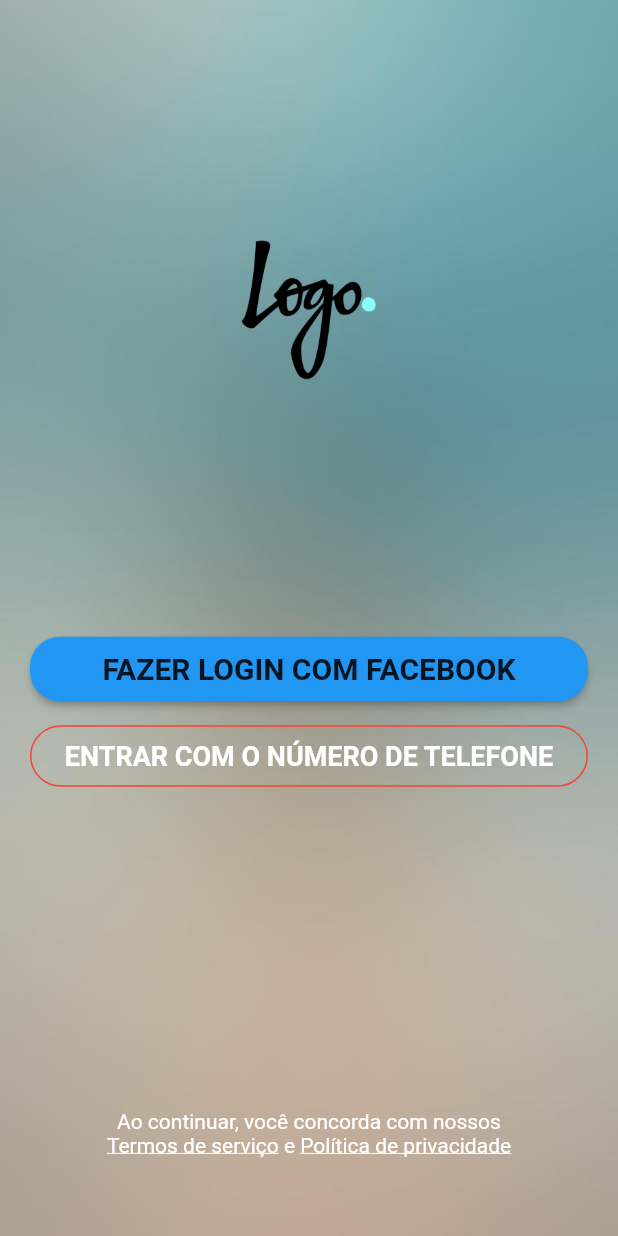
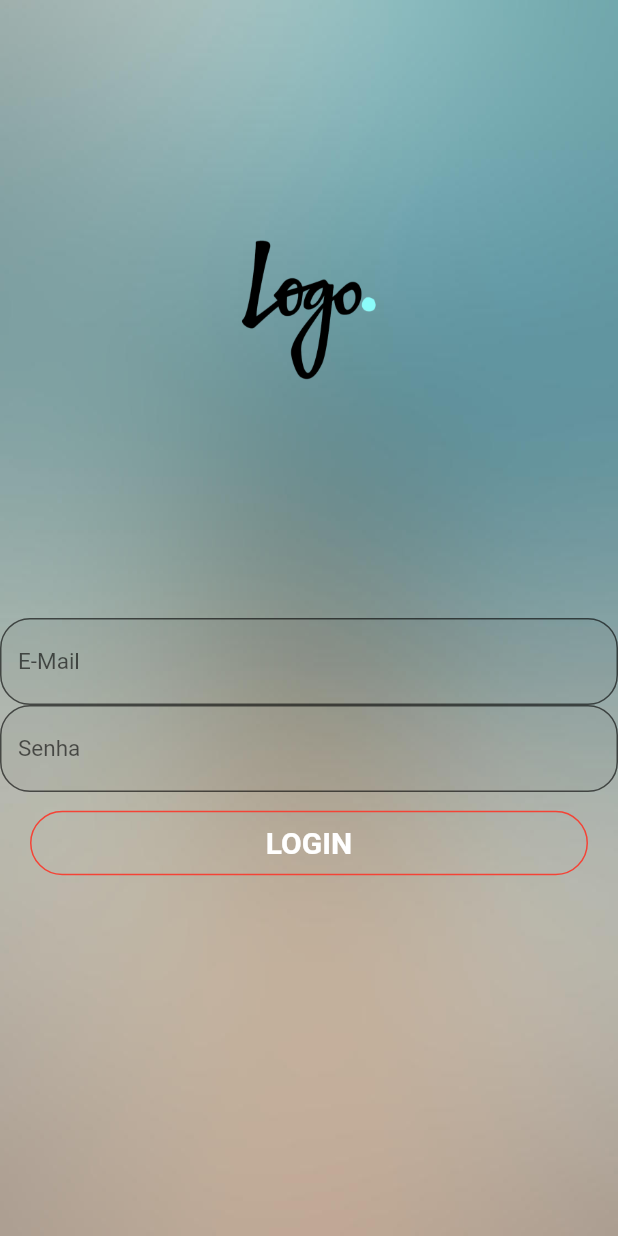
Before and after one commit to francisfmb/flutter, a Flutter app: the screen it shows after launch, after a tap on "FAZER LOGIN COM FACEBOOK", on a phone screen of 412 x 824 dp. Run offline on Flutter 3.47's test engine with Material 2 defaults, Android fonts, the phone set to English and light mode, and no system bars; our stand-ins replace firebase_auth, location, shared_preferences; accounts and stored records are empty; network calls fail.

```diff
--- a/treinamento2/lib/main.dart
+++ b/treinamento2/lib/main.dart
@@ -1,5 +1,6 @@
 import 'package:flutter/material.dart';
 import 'pages/home/home.page.dart';
+import 'pages/login/login.page.dart';
 
 void main() => runApp(MyApp());
 
@@ -14,6 +15,7 @@ class MyApp extends StatelessWidget {
         primarySwatch: Colors.blue,
       ),
       home: HomePage(),
+      //home: LoginPage(),
     );
   }
 }
--- a/treinamento2/lib/pages/home/home.page.dart
+++ b/treinamento2/lib/pages/home/home.page.dart
@@ -1,5 +1,8 @@
+import 'package:firebase_auth/firebase_auth.dart';
 import 'package:flutter/material.dart';
 import 'package:location/location.dart';
+import 'package:treinamento2/pages/login/login.page.dart';
+//import 'pages/login/login.page.dart';
 
 class HomePage extends StatefulWidget {
   @override
@@ -7,6 +10,25 @@ class HomePage extends StatefulWidget {
 }
 
 class _HomePageState extends State<HomePage> {
+  final FirebaseAuth _auth = FirebaseAuth.instance;
+  Future<FirebaseUser> _handleCreateUser(String email, String pass) async {
+    final FirebaseUser user = (await _auth.createUserWithEmailAndPassword(
+      email: email,
+      password: pass,
+    ))
+        .user;
+    return user;
+  }
+
+  Future<FirebaseUser> _handleLogin() async {
+    final AuthResult auth = await _auth.signInWithEmailAndPassword(
+      email: 'ffumagalli23@gmail.com',
+      password: '123456',
+    );
+
+    return auth.user;
+  }
+
   @override
   Widget build(BuildContext context) {
     return Scaffold(
@@ -54,7 +76,21 @@ class _HomePageState extends State<HomePage> {
                           ),
                         ),
                         color: Colors.blue,
-                        onPressed: () {},
+                        onPressed: () async {
+                          print('novo usuario');
+                          //Criar NOVO usuario
+                          try {
+                            //_handleCreateUser(email,pass);
+                            Navigator.push(
+                              context,
+                              MaterialPageRoute(
+                                builder: (context) => LoginPage(),
+                              ),
+                            );
+                          } catch (e) {
+                            print(e.toString());
+                          }
+                        },
                       ),
                     ),
                     Container(
@@ -77,6 +113,11 @@ class _HomePageState extends State<HomePage> {
                           width: 1,
                         ),
                         onPressed: () async {
+                          try {
+                            _handleLogin();
+                          } catch (e) {
+                            print(e.toString());
+                          }
                           LocationData currentLocation;
                           var location = new Location();
 
--- /dev/null
+++ b/treinamento2/lib/pages/login/login.page.dart
@@ -0,0 +1,122 @@
+import 'package:firebase_auth/firebase_auth.dart';
+import 'package:flutter/material.dart';
+
+class LoginPage extends StatefulWidget {
+  @override
+  _LoginPageState createState() => _LoginPageState();
+}
+
+class _LoginPageState extends State<LoginPage> {
+  @override
+  Widget build(BuildContext context) {
+    String login;
+    String senha;
+
+    final FirebaseAuth _auth = FirebaseAuth.instance;
+    Future<FirebaseUser> _handleLogin() async {
+      final AuthResult auth = await _auth.signInWithEmailAndPassword(
+        email: 'ffumagalli23@gmail.com',
+        password: '123456',
+      );
+
+      return auth.user;
+    }
+
+    return Scaffold(
+      body: Container(
+        decoration: BoxDecoration(
+          image: DecorationImage(
+            image: AssetImage(
+              "assets/img/back.jpg",
+            ),
+            fit: BoxFit.fill,
+          ),
+        ),
+        child: Column(
+          children: <Widget>[
+            Expanded(
+              child: Center(
+                child: Image.asset(
+                  "assets/img/logo.png",
+                  width: 100,
+                  height: 100,
+                ),
+              ),
+              flex: 3,
+            ),
+            Expanded(
+              child: Container(
+                child: Column(
+                  children: <Widget>[
+                    TextField(
+                      onChanged: (value) {
+                        login = value;
+                      },
+                      style: TextStyle(fontSize: 15),
+                      decoration: new InputDecoration(
+                        filled: true,
+                        hintText: 'E-Mail',
+                        border: new OutlineInputBorder(
+                          borderRadius: const BorderRadius.all(
+                            const Radius.circular(20),
+                          ),
+                        ),
+                      ),
+                    ),
+                    TextField(
+                      onChanged: (value) {
+                        senha = value;
+                      },
+                      obscureText: true,
+                      style: TextStyle(fontSize: 15),
+                      decoration: new InputDecoration(
+                        filled: true,
+                        hintText: 'Senha',
+                        border: new OutlineInputBorder(
+                          borderRadius: const BorderRadius.all(
+                            const Radius.circular(20),
+                          ),
+                        ),
+                      ),
+                    ),
+                    Container(
+                      padding: EdgeInsets.fromLTRB(20, 10, 20, 10),
+                      width: double.infinity,
+                      child: OutlineButton(
+                        padding: EdgeInsets.fromLTRB(20, 10, 20, 10),
+                        shape: StadiumBorder(),
+                        textColor: Colors.white,
+                        child: Text(
+                          "LOGIN",
+                          style: TextStyle(
+                            fontSize: 20,
+                            fontWeight: FontWeight.bold,
+                          ),
+                        ),
+                        borderSide: BorderSide(
+                          color: Colors.red,
+                          style: BorderStyle.solid,
+                          width: 1,
+                        ),
+                        onPressed: () async {
+                          try {
+                            var user = await _handleLogin();
+
+                            print('user');
+                          } catch (e) {
+                            print(e.toString());
+                          }
+                        },
+                      ),
+                    ),
+                  ],
+                ),
+              ),
+              flex: 3,
+            ),
+          ],
+        ),
+      ),
+    );
+  }
+}
--- a/treinamento2/pubspec.yaml
+++ b/treinamento2/pubspec.yaml
@@ -20,6 +20,7 @@ dependencies:
   flutter:
     sdk: flutter
   location: ^2.3.5
+  firebase_auth: ^0.14.0+5
 
   # The following adds the Cupertino Icons font to your application.
   # Use with the CupertinoIcons class for iOS style icons.
```
Also changed, not shown: treinamento2/pubspec.lock, 8 other files.
